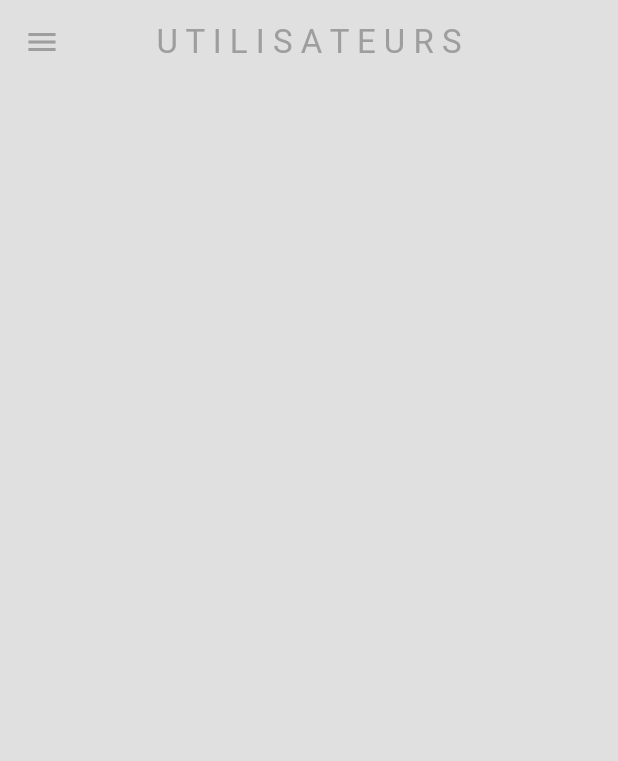
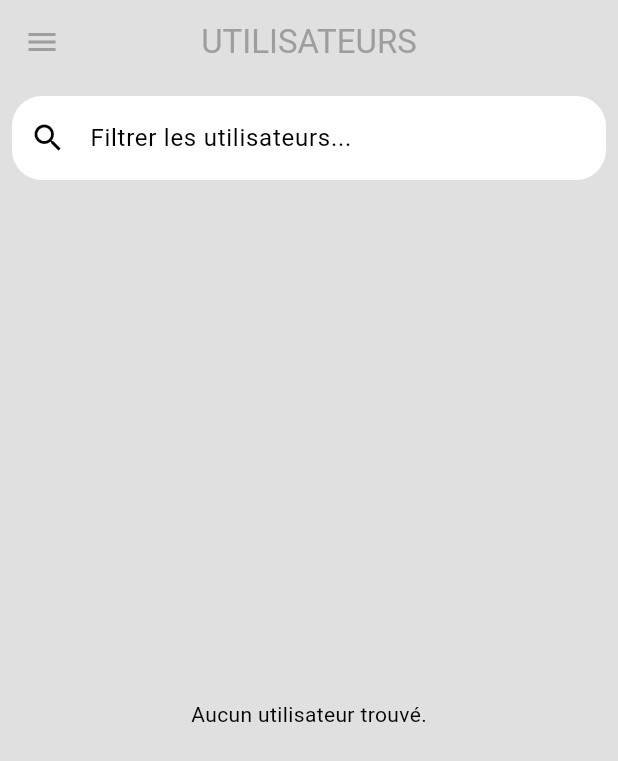
Before and after one commit to RMarcAntoine/flutter_chatlysper, a Flutter app: the screen it shows once a user with an empty profile is signed in, on a phone screen of 412 x 824 dp. Shown: the top 761 px of the screen. Run offline on Flutter 3.47's test engine with Material 3 defaults, Android fonts, the phone set to English and light mode, and no system bars; our stand-ins replace cloud_firestore, firebase_auth, firebase_core, shared_preferences; accounts and stored records are empty; network calls fail.

Commit message:
New modifications

```diff
--- a/lib/screens/homescreen.dart
+++ b/lib/screens/homescreen.dart
@@ -1,54 +1,111 @@
+import 'package:flutter/material.dart';
 import 'package:chatlysper_app/composants/mydrawer.dart';
 import 'package:chatlysper_app/composants/usertile.dart';
 import 'package:chatlysper_app/screens/chatscreen.dart';
 import 'package:chatlysper_app/services/auth/authserv.dart';
 import 'package:chatlysper_app/services/chat/chatservice.dart';
-import 'package:flutter/material.dart';
 
-class HomeScreen extends StatelessWidget {
-  HomeScreen({super.key});
+class HomeScreen extends StatefulWidget {
+  const HomeScreen({Key? key}) : super(key: key);
 
+  @override
+  _HomeScreenState createState() => _HomeScreenState();
+}
+
+class _HomeScreenState extends State<HomeScreen> {
   final ChatService _chatService = ChatService();
   final AuthServ _authService = AuthServ();
+  String _searchQuery = '';
+  late final List<Map<String, dynamic>> _usersWithConversation = [];
+  late final List<Map<String, dynamic>> _usersWithoutConversation = [];
+
+  @override
+  void initState() {
+    super.initState();
+    _loadUsers();
+  }
+
+  void _loadUsers() async {
+    _chatService.getUsersStream().listen((users) async {
+      _usersWithConversation.clear();
+      _usersWithoutConversation.clear();
+      for (var userData in users) {
+        bool hasConversation = await _chatService.hasConversation(
+            _authService.getCurrentUser()!.uid, userData["uid"]);
+        if (hasConversation) {
+          setState(() {
+            _usersWithConversation.add(userData);
+          });
+        } else {
+          setState(() {
+            _usersWithoutConversation.add(userData);
+          });
+        }
+      }
+    });
+  }
 
   @override
   Widget build(BuildContext context) {
+    final ThemeData theme = Theme.of(context);
+    final ColorScheme colorScheme = theme.colorScheme;
+
     return Scaffold(
-      backgroundColor: Theme.of(context).colorScheme.background,
+      backgroundColor: colorScheme.background,
       appBar: AppBar(
-        title: const Text("U T I L I S A T E U R S"),
+        title: const Text("UTILISATEURS"),
         centerTitle: true,
         backgroundColor: Colors.transparent,
         foregroundColor: Colors.grey,
         elevation: 0,
       ),
       drawer: const MyDrawer(),
-      body: _buildUserList(),
+      body: Column(
+        children: [
+          Padding(
+            padding: const EdgeInsets.all(8.0),
+            child: TextField(
+              onChanged: (query) {
+                setState(() {
+                  _searchQuery = query.toLowerCase();
+                });
+              },
+              decoration: InputDecoration(
+                hintText: 'Filtrer les utilisateurs...',
+                prefixIcon: const Icon(Icons.search),
+                filled: true,
+                fillColor: colorScheme.surface, // Adjust color based on theme
+                border: OutlineInputBorder(
+                  borderRadius: BorderRadius.circular(20.0),
+                  borderSide: BorderSide.none,
+                ),
+              ),
+            ),
+          ),
+          Expanded(
+            child: _buildUserList(),
+          ),
+        ],
+      ),
     );
   }
 
   Widget _buildUserList() {
-    return StreamBuilder(
-      stream: _chatService.getUsersStream(),
-      builder: (context, snapshot) {
-        if (snapshot.hasError) {
-          return const Text("Erreur");
-        }
-        if (snapshot.connectionState == ConnectionState.waiting) {
-          return const Text("Chargement...");
-        }
-        return ListView(
-          children: snapshot.data!
-              .map<Widget>((userData) => _buildUserListItem(userData, context))
-              .toList(),
-        );
-      },
+    List<Map<String, dynamic>> filteredUsers = [];
+    filteredUsers.addAll(_usersWithConversation);
+    filteredUsers.addAll(_usersWithoutConversation);
+
+    if (filteredUsers.isEmpty) {
+      return const Center(
+        child: Text('Aucun utilisateur trouvé.'),
       );
     }
-
-  Widget _buildUserListItem(
-      Map<String, dynamic> userData, BuildContext context) {
-    if (userData["email"] != _authService.getCurrentUser()!.email) {
+    return ListView.builder(
+      itemCount: filteredUsers.length,
+      itemBuilder: (context, index) {
+        var userData = filteredUsers[index];
+        if (userData["email"] != _authService.getCurrentUser()!.email &&
+            userData["email"].toLowerCase().contains(_searchQuery)) {
           return UserTile(
             text: userData["email"],
             onTap: () {
@@ -66,5 +123,7 @@ class HomeScreen extends StatelessWidget {
         } else {
           return Container();
         }
+      },
+    );
   }
 }
--- a/lib/screens/loginscreen.dart
+++ b/lib/screens/loginscreen.dart
@@ -21,6 +21,7 @@ class LoginScreen extends StatelessWidget {
       );
     } catch (e) {
       showDialog(
+        // ignore: use_build_context_synchronously
         context: context,
         builder: (context) => AlertDialog(
           title: Text(e.toString()),
--- a/lib/screens/registerscreen.dart
+++ b/lib/screens/registerscreen.dart
@@ -23,11 +23,13 @@ class RegisterScreen extends StatelessWidget {
           _mdpController.text,
         );
         Navigator.pushReplacement(
+          // ignore: use_build_context_synchronously
           context,
-          MaterialPageRoute(builder: (context) => HomeScreen()),
+          MaterialPageRoute(builder: (context) => const HomeScreen()),
         );
       } catch (e) {
         showDialog(
+          // ignore: use_build_context_synchronously
           context: context,
           builder: (context) => AlertDialog(
             title: Text(e.toString()),
--- a/lib/services/auth/authgate.dart
+++ b/lib/services/auth/authgate.dart
@@ -13,7 +13,7 @@ class AuthGate extends StatelessWidget {
         stream: FirebaseAuth.instance.authStateChanges(),
         builder: (context, snapshot) {
           if (snapshot.hasData) {
-            return HomeScreen();
+            return const HomeScreen();
           } else {
             return const LogOrReg();
           }
```
Also changed, not shown: lib/services/chat/chatservice.dart (+27 -1 lines). Lines whose indentation alone changed are shown as unchanged.
